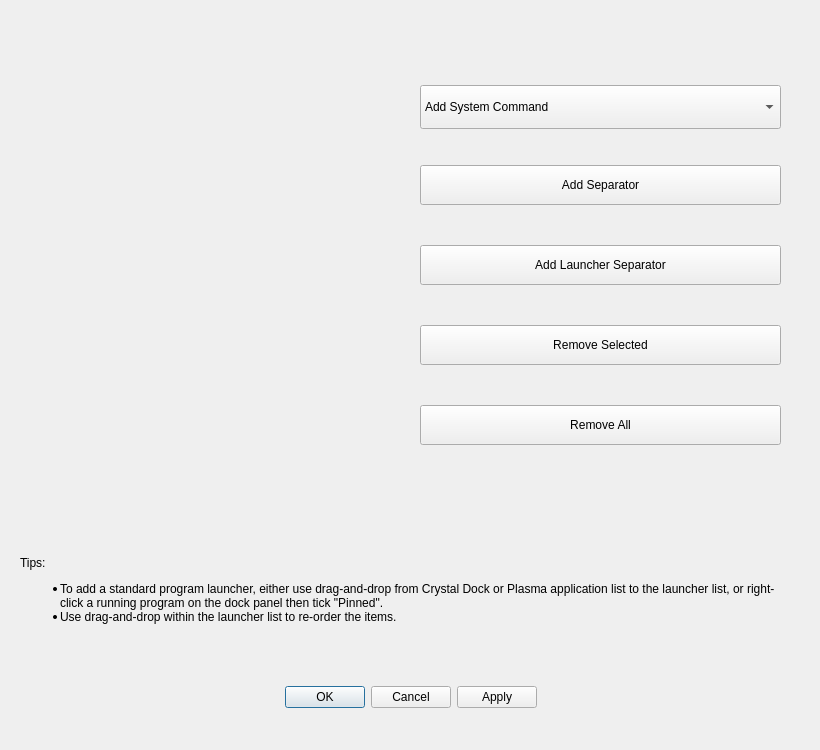
Qt form src/view/edit_launchers_dialog.ui (dangvd/crystal-dock) before a commit.
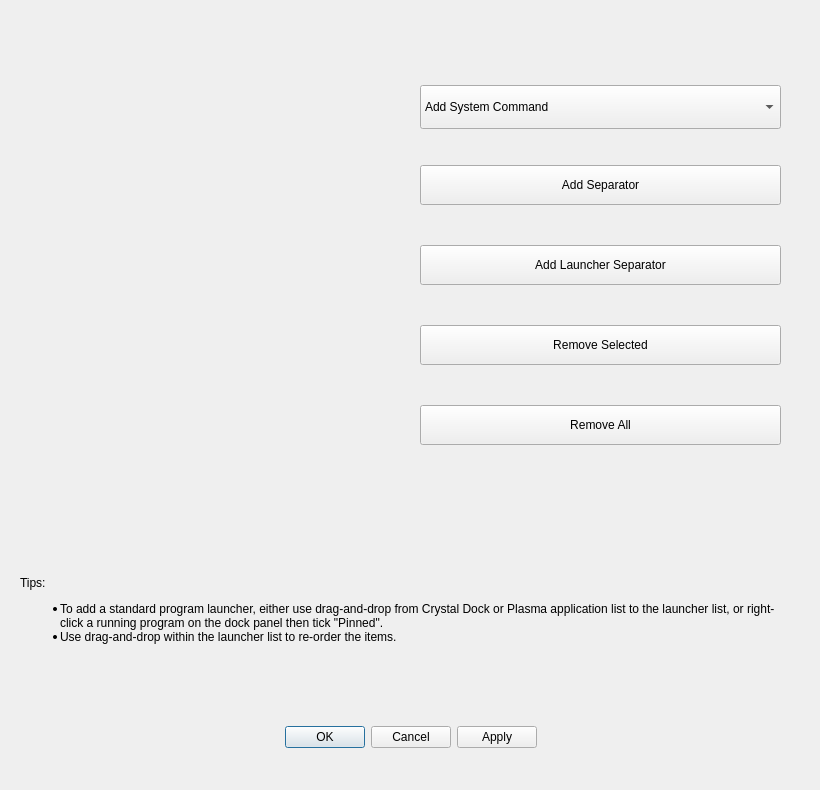
The same form after that commit. Icons and pictures are not drawn.

Commit message: Adjusts the Edit Launchers dialog dimension slightly.

Diff of the .ui file:
```diff
--- a/src/view/edit_launchers_dialog.ui
+++ b/src/view/edit_launchers_dialog.ui
@@ -7,7 +7,7 @@
     <x>0</x>
     <y>0</y>
     <width>820</width>
-    <height>750</height>
+    <height>790</height>
    </rect>
   </property>
   <property name="windowTitle">
@@ -17,7 +17,7 @@
    <property name="geometry">
     <rect>
      <x>40</x>
-     <y>680</y>
+     <y>720</y>
      <width>741</width>
      <height>35</height>
     </rect>
@@ -38,7 +38,7 @@
      <x>20</x>
      <y>520</y>
      <width>771</width>
-     <height>141</height>
+     <height>180</height>
     </rect>
    </property>
    <property name="text">
```
